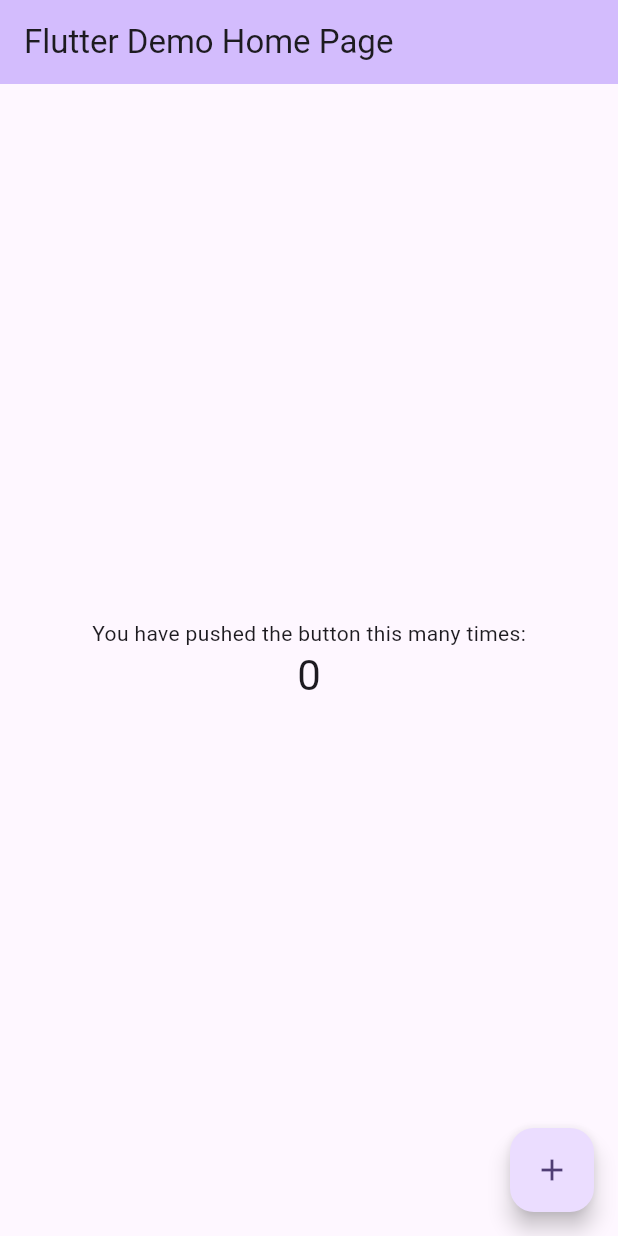
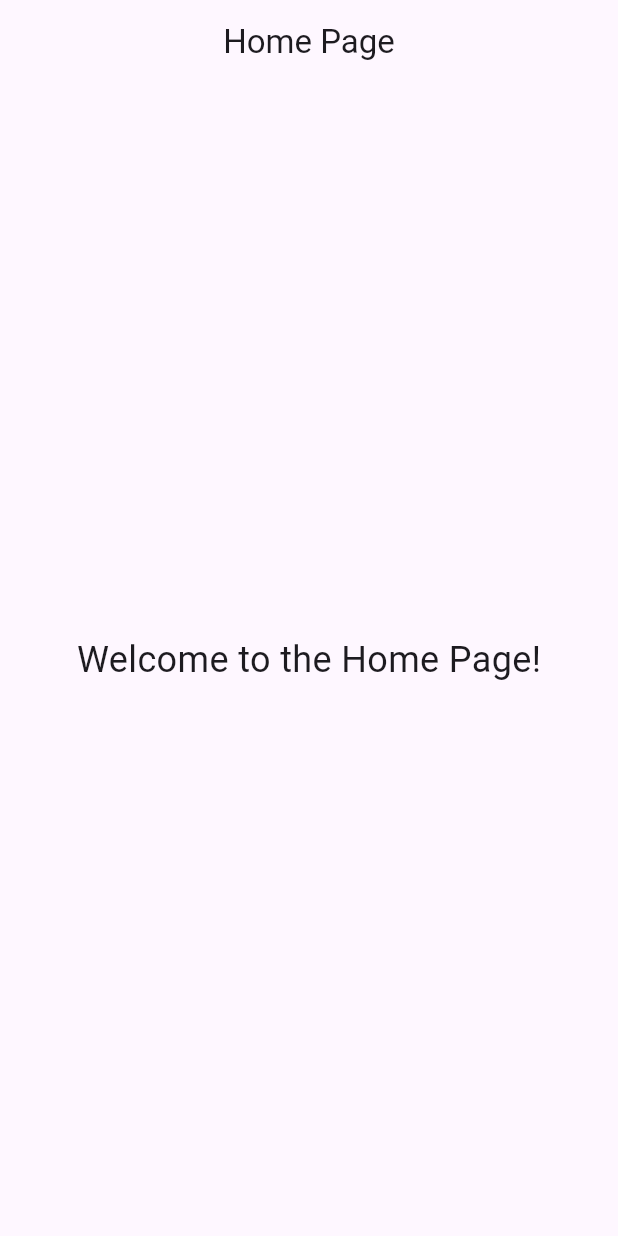
Before and after one commit to Nf-4002/afghan_backpack-1, a Flutter app: the screen it shows after launch, on a phone screen of 412 x 824 dp. Run offline on Flutter 3.47's test engine with Material 3 defaults, Android fonts, the phone set to English and light mode, and no system bars.

Commit message:
starting our new project

```diff
--- a/lib/main.dart
+++ b/lib/main.dart
@@ -1,125 +1,34 @@
+import 'package:flutter/material.dart';
 import 'package:flutter/material.dart';
 
 void main() {
-  runApp(const MyApp());
+  runApp(MyApp());
 }
 
 class MyApp extends StatelessWidget {
-  const MyApp({super.key});
-
-  // This widget is the root of your application.
   @override
   Widget build(BuildContext context) {
     return MaterialApp(
-      title: 'Flutter Demo',
-      theme: ThemeData(
-        // This is the theme of your application.
-        //
-        // TRY THIS: Try running your application with "flutter run". You'll see
-        // the application has a purple toolbar. Then, without quitting the app,
-        // try changing the seedColor in the colorScheme below to Colors.green
-        // and then invoke "hot reload" (save your changes or press the "hot
-        // reload" button in a Flutter-supported IDE, or press "r" if you used
-        // the command line to start the app).
-        //
-        // Notice that the counter didn't reset back to zero; the application
-        // state is not lost during the reload. To reset the state, use hot
-        // restart instead.
-        //
-        // This works for code too, not just values: Most code changes can be
-        // tested with just a hot reload.
-        colorScheme: ColorScheme.fromSeed(seedColor: Colors.deepPurple),
-        useMaterial3: true,
-      ),
-      home: const MyHomePage(title: 'Flutter Demo Home Page'),
+      title: 'Simple Home Page',
+      home: HomePage(),
     );
   }
 }
 
-class MyHomePage extends StatefulWidget {
-  const MyHomePage({super.key, required this.title});
-
-  // This widget is the home page of your application. It is stateful, meaning
-  // that it has a State object (defined below) that contains fields that affect
-  // how it looks.
-
-  // This class is the configuration for the state. It holds the values (in this
-  // case the title) provided by the parent (in this case the App widget) and
-  // used by the build method of the State. Fields in a Widget subclass are
-  // always marked "final".
-
-  final String title;
-
-  @override
-  State<MyHomePage> createState() => _MyHomePageState();
-}
-
-class _MyHomePageState extends State<MyHomePage> {
-  int _counter = 0;
-
-  void _incrementCounter() {
-    setState(() {
-      // This call to setState tells the Flutter framework that something has
-      // changed in this State, which causes it to rerun the build method below
-      // so that the display can reflect the updated values. If we changed
-      // _counter without calling setState(), then the build method would not be
-      // called again, and so nothing would appear to happen.
-      _counter++;
-    });
-  }
-
+class HomePage extends StatelessWidget {
   @override
   Widget build(BuildContext context) {
-    // This method is rerun every time setState is called, for instance as done
-    // by the _incrementCounter method above.
-    //
-    // The Flutter framework has been optimized to make rerunning build methods
-    // fast, so that you can just rebuild anything that needs updating rather
-    // than having to individually change instances of widgets.
     return Scaffold(
       appBar: AppBar(
-        // TRY THIS: Try changing the color here to a specific color (to
-        // Colors.amber, perhaps?) and trigger a hot reload to see the AppBar
-        // change color while the other colors stay the same.
-        backgroundColor: Theme.of(context).colorScheme.inversePrimary,
-        // Here we take the value from the MyHomePage object that was created by
-        // the App.build method, and use it to set our appbar title.
-        title: Text(widget.title),
+        title: Text('Home Page'),
+        centerTitle: true,
       ),
       body: Center(
-        // Center is a layout widget. It takes a single child and positions it
-        // in the middle of the parent.
-        child: Column(
-          // Column is also a layout widget. It takes a list of children and
-          // arranges them vertically. By default, it sizes itself to fit its
-          // children horizontally, and tries to be as tall as its parent.
-          //
-          // Column has various properties to control how it sizes itself and
-          // how it positions its children. Here we use mainAxisAlignment to
-          // center the children vertically; the main axis here is the vertical
-          // axis because Columns are vertical (the cross axis would be
-          // horizontal).
-          //
-          // TRY THIS: Invoke "debug painting" (choose the "Toggle Debug Paint"
-          // action in the IDE, or press "p" in the console), to see the
-          // wireframe for each widget.
-          mainAxisAlignment: MainAxisAlignment.center,
-          children: <Widget>[
-            const Text(
-              'You have pushed the button this many times:',
-            ),
-            Text(
-              '$_counter',
-              style: Theme.of(context).textTheme.headlineMedium,
-            ),
-          ],
+        child: Text(
+          'Welcome to the Home Page!',
+          style: TextStyle(fontSize: 24),
         ),
       ),
-      floatingActionButton: FloatingActionButton(
-        onPressed: _incrementCounter,
-        tooltip: 'Increment',
-        child: const Icon(Icons.add),
-      ), // This trailing comma makes auto-formatting nicer for build methods.
     );
   }
 }
```
Also changed, not shown: 2 other files.
